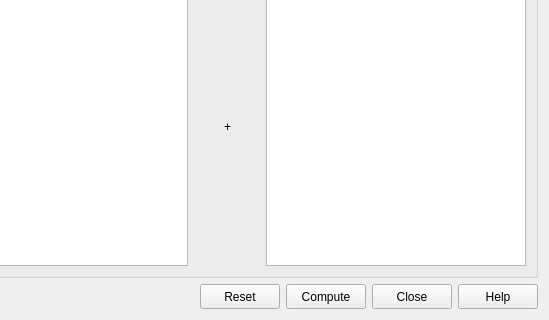
Qt form src/sas/qtgui/Calculators/UI/DataOperationUtilityUI.ui (SasView/sasview) before a commit; both pictures show x 402 to 951 and y 105 to 425 of the 951 by 425 pixel window.
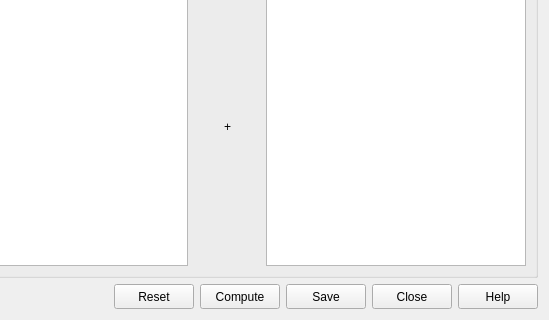
The same form after that commit. Icons and pictures are not drawn.

Commit message: added preview functionality to data operations

```diff
--- a/src/sas/qtgui/Calculators/UI/DataOperationUtilityUI.ui
+++ b/src/sas/qtgui/Calculators/UI/DataOperationUtilityUI.ui
@@ -444,6 +444,25 @@
        </property>
       </widget>
      </item>
+     <item>
+      <widget class="QPushButton" name="cmdSave">
+       <property name="minimumSize">
+        <size>
+         <width>75</width>
+         <height>25</height>
+        </size>
+       </property>
+       <property name="toolTip">
+        <string>Send data to the Data Explorer.</string>
+       </property>
+       <property name="text">
+        <string>Save</string>
+       </property>
+       <property name="autoDefault">
+        <bool>false</bool>
+       </property>
+      </widget>
+     </item>
      <item>
       <widget class="QPushButton" name="cmdClose">
        <property name="minimumSize">
```
Left out of the diff: 2 changed lines with no effect on the pictures. The commit also changes 1 other file.
